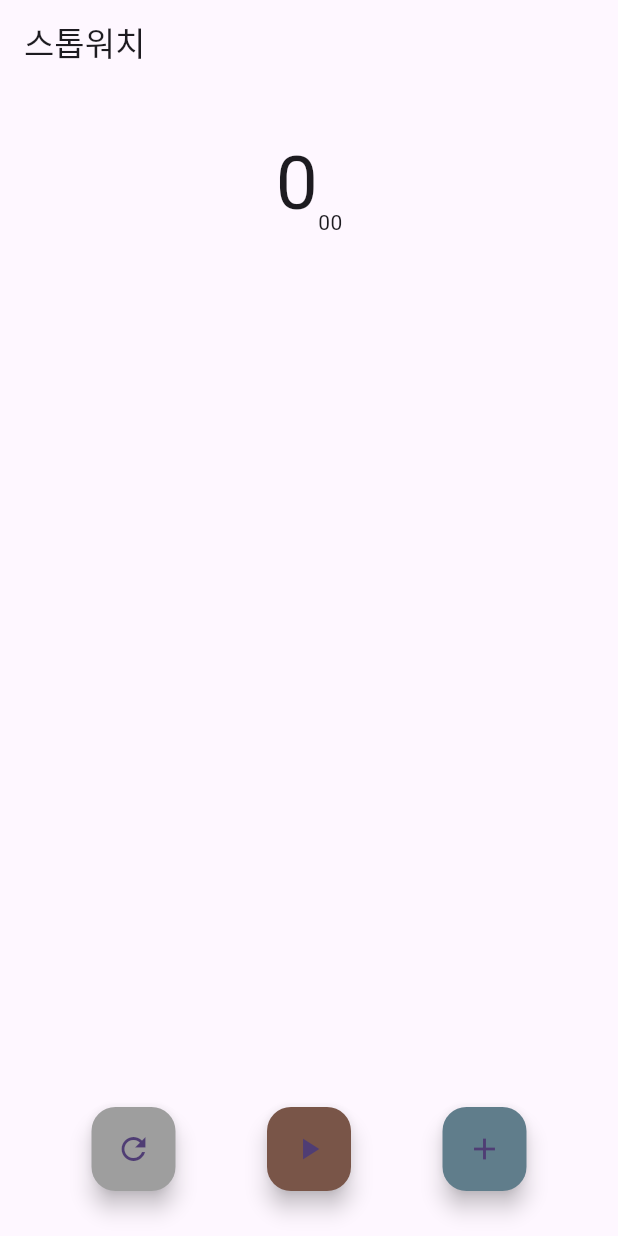
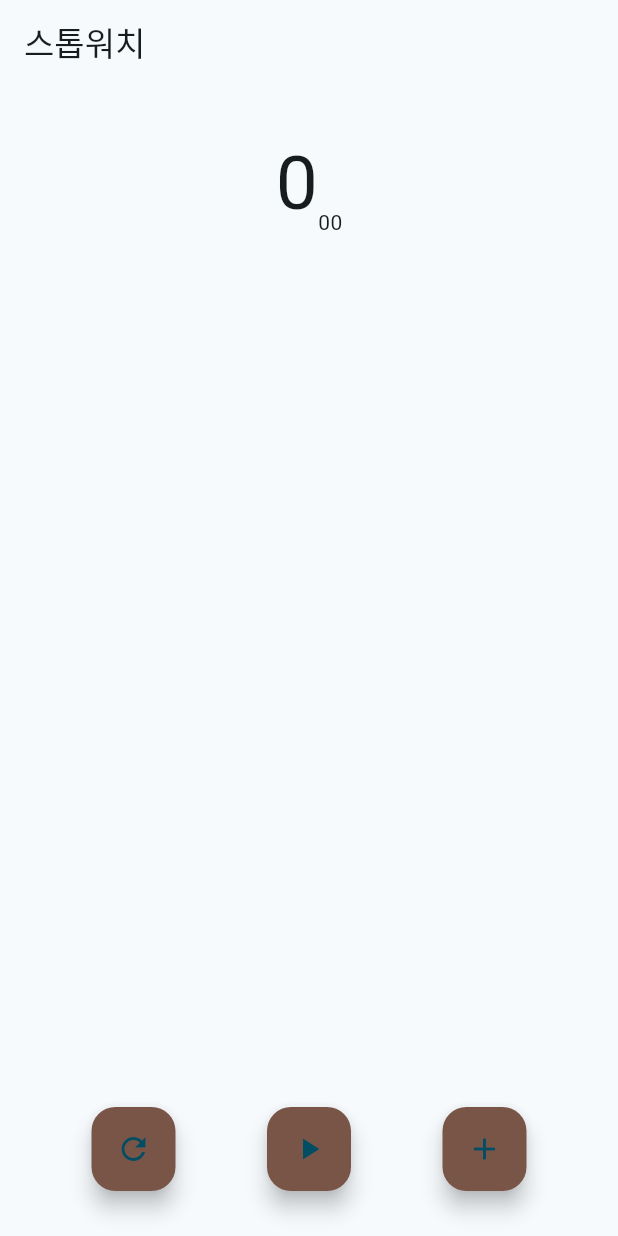
Before and after one commit to beomq/stop_watch, a Flutter app: the screen it shows after launch, after a tap on the "refresh" icon, on a phone screen of 412 x 824 dp. Run offline on Flutter 3.47's test engine with Material 2 defaults, Android fonts, the phone set to English and light mode, and no system bars.

Commit message:
FEAT : stop watch

```diff
--- a/lib/main.dart
+++ b/lib/main.dart
@@ -14,7 +14,7 @@ class MyApp extends StatelessWidget {
     return MaterialApp(
       title: 'Flutter Demo',
       theme: ThemeData(
-        colorScheme: ColorScheme.fromSeed(seedColor: Colors.deepPurple),
+        colorScheme: ColorScheme.fromSeed(seedColor: Colors.blueGrey),
         useMaterial3: true,
       ),
       home: const StopWatchScreen(),
--- a/lib/stop_watch_screen.dart
+++ b/lib/stop_watch_screen.dart
@@ -1,3 +1,5 @@
+import 'dart:async';
+
 import 'package:flutter/material.dart';
 
 class StopWatchScreen extends StatefulWidget {
@@ -8,8 +10,55 @@ class StopWatchScreen extends StatefulWidget {
 }
 
 class _StopWatchScreenState extends State<StopWatchScreen> {
+  Timer? _timer;
+
+  int _time = 0;
+  bool _isRunning = false;
+  final List<String> _lapTimes = [];
+
+  void _clickButton() {
+    _isRunning = !_isRunning;
+    if (_isRunning) {
+      start();
+    } else {
+      pause();
+    }
+  }
+
+  void start() {
+    _timer = Timer.periodic(const Duration(milliseconds: 10), (timer) {
+      setState(() {
+        _time++;
+      });
+    });
+  }
+
+  void pause() {
+    _timer?.cancel();
+  }
+
+  void _reset() {
+    _isRunning = false;
+    _timer?.cancel();
+    _lapTimes.clear();
+    _time = 0;
+  }
+
+  void _recordLapTime(String time) {
+    _lapTimes.insert(0, '${_lapTimes.length + 1}등 $time');
+  }
+
+  @override
+  void dispose() {
+    _timer?.cancel();
+    super.dispose();
+  }
+
   @override
   Widget build(BuildContext context) {
+    int sec = _time ~/ 100;
+    String hundredth = '${_time % 100}'.padLeft(2, '0');
+
     return Scaffold(
       appBar: AppBar(
         title: const Text('스톱워치'),
@@ -19,36 +68,57 @@ class _StopWatchScreenState extends State<StopWatchScreen> {
           const SizedBox(
             height: 30,
           ),
-          const Row(
+          Row(
             mainAxisAlignment: MainAxisAlignment.center,
             crossAxisAlignment: CrossAxisAlignment.end,
             children: [
               Text(
-                '0',
-                style: TextStyle(fontSize: 50),
+                '$sec',
+                style: const TextStyle(fontSize: 50),
               ),
               Text(
-                '00',
+                hundredth,
               ),
             ],
+          ),
+          SizedBox(
+            width: 100,
+            height: 100,
+            child: ListView(
+              children: _lapTimes.map((e) => Center(child: Text(e))).toList(),
+            ),
           ),
           const Spacer(),
           Row(
             mainAxisAlignment: MainAxisAlignment.spaceEvenly,
             children: [
               FloatingActionButton(
-                backgroundColor: Colors.grey,
-                onPressed: () {},
+                backgroundColor: Colors.brown,
+                onPressed: () {
+                  setState(() {
+                    _reset();
+                  });
+                },
                 child: const Icon(Icons.refresh),
               ),
               FloatingActionButton(
                 backgroundColor: Colors.brown,
-                onPressed: () {},
-                child: const Icon(Icons.play_arrow),
+                onPressed: () {
+                  setState(() {
+                    _clickButton();
+                  });
+                },
+                child: _isRunning
+                    ? const Icon(Icons.pause)
+                    : const Icon(Icons.play_arrow),
               ),
               FloatingActionButton(
-                backgroundColor: Colors.blueGrey,
-                onPressed: () {},
+                backgroundColor: Colors.brown,
+                onPressed: () {
+                  setState(() {
+                    _recordLapTime('$sec.$hundredth');
+                  });
+                },
                 child: const Icon(Icons.add),
               ),
             ],
```
